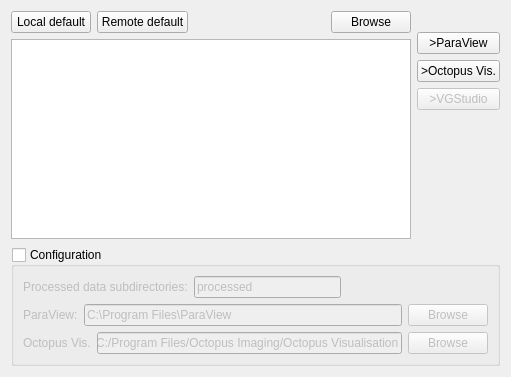
Qt form MantidQt/CustomInterfaces/inc/MantidQtCustomInterfaces/Tomography/TomographyIfaceQtTabVisualize.ui (mantidproject/mantid) before a commit.
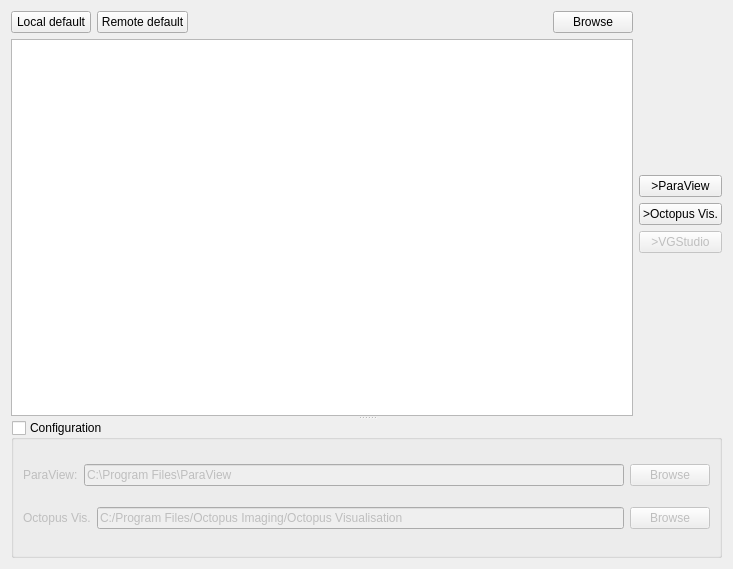
The same form after that commit.

Commit message: rearrange widgets, move some to the system tab, re #15665

```diff
--- a/MantidQt/CustomInterfaces/inc/MantidQtCustomInterfaces/Tomography/TomographyIfaceQtTabVisualize.ui
+++ b/MantidQt/CustomInterfaces/inc/MantidQtCustomInterfaces/Tomography/TomographyIfaceQtTabVisualize.ui
@@ -6,15 +6,20 @@
    <rect>
     <x>0</x>
     <y>0</y>
-    <width>511</width>
-    <height>377</height>
+    <width>733</width>
+    <height>569</height>
    </rect>
   </property>
   <property name="windowTitle">
    <string>Form</string>
   </property>
-  <layout class="QVBoxLayout" name="verticalLayout_3">
-   <item>
+  <layout class="QGridLayout" name="gridLayout">
+   <item row="0" column="0">
+    <widget class="QSplitter" name="splitter">
+     <property name="orientation">
+      <enum>Qt::Vertical</enum>
+     </property>
+     <widget class="QWidget" name="">
     <layout class="QHBoxLayout" name="horizontalLayout_4">
      <item>
       <layout class="QVBoxLayout" name="verticalLayout">
@@ -61,7 +66,7 @@
          <property name="sizePolicy">
           <sizepolicy hsizetype="Expanding" vsizetype="Expanding">
            <horstretch>1</horstretch>
-           <verstretch>0</verstretch>
+             <verstretch>1</verstretch>
           </sizepolicy>
          </property>
         </widget>
@@ -123,21 +128,7 @@
       </layout>
      </item>
     </layout>
-   </item>
-   <item>
-    <spacer name="verticalSpacer_3">
-     <property name="orientation">
-      <enum>Qt::Vertical</enum>
-     </property>
-     <property name="sizeHint" stdset="0">
-      <size>
-       <width>20</width>
-       <height>40</height>
-      </size>
-     </property>
-    </spacer>
-   </item>
-   <item>
+     </widget>
     <widget class="QGroupBox" name="groupBox">
      <property name="title">
       <string>Configuration</string>
@@ -149,37 +140,6 @@
       <bool>false</bool>
      </property>
      <layout class="QVBoxLayout" name="verticalLayout_4">
-      <item>
-       <layout class="QHBoxLayout" name="horizontalLayout">
-        <item>
-         <widget class="QLabel" name="label">
-          <property name="text">
-           <string>Processed data subdirectories:</string>
-          </property>
-         </widget>
-        </item>
-        <item>
-         <widget class="QLineEdit" name="lineEdit_processed_subpath">
-          <property name="text">
-           <string>processed</string>
-          </property>
-         </widget>
-        </item>
-        <item>
-         <spacer name="horizontalSpacer_3">
-          <property name="orientation">
-           <enum>Qt::Horizontal</enum>
-          </property>
-          <property name="sizeHint" stdset="0">
-           <size>
-            <width>40</width>
-            <height>20</height>
-           </size>
-          </property>
-         </spacer>
-        </item>
-       </layout>
-      </item>
       <item>
        <layout class="QHBoxLayout" name="horizontalLayout_2">
         <item>
@@ -237,6 +197,7 @@
        </layout>
       </item>
      </layout>
+     </widget>
     </widget>
    </item>
   </layout>
```
Lines whose indentation alone changed are shown as unchanged. The commit also changes 3 other files.
